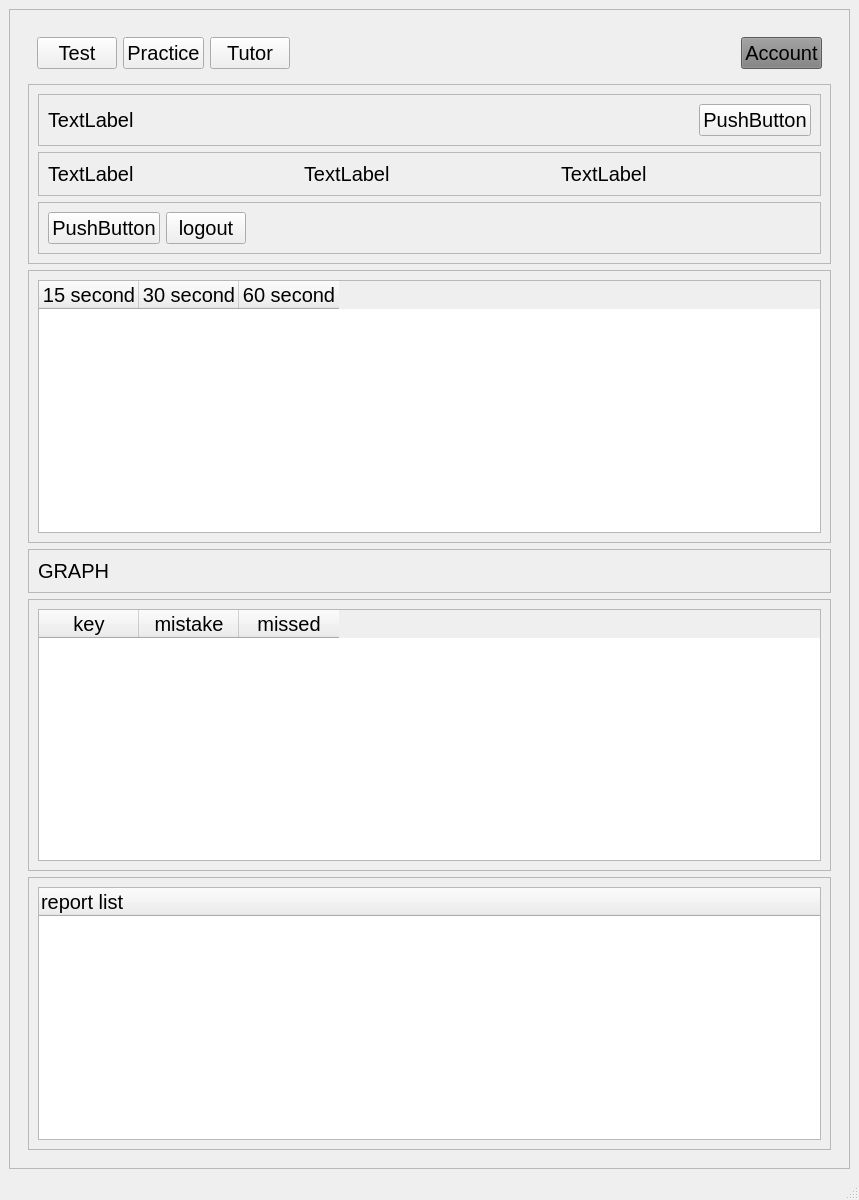
Old version of the form account.ui in the repository Prakash5209/typing_tutor.
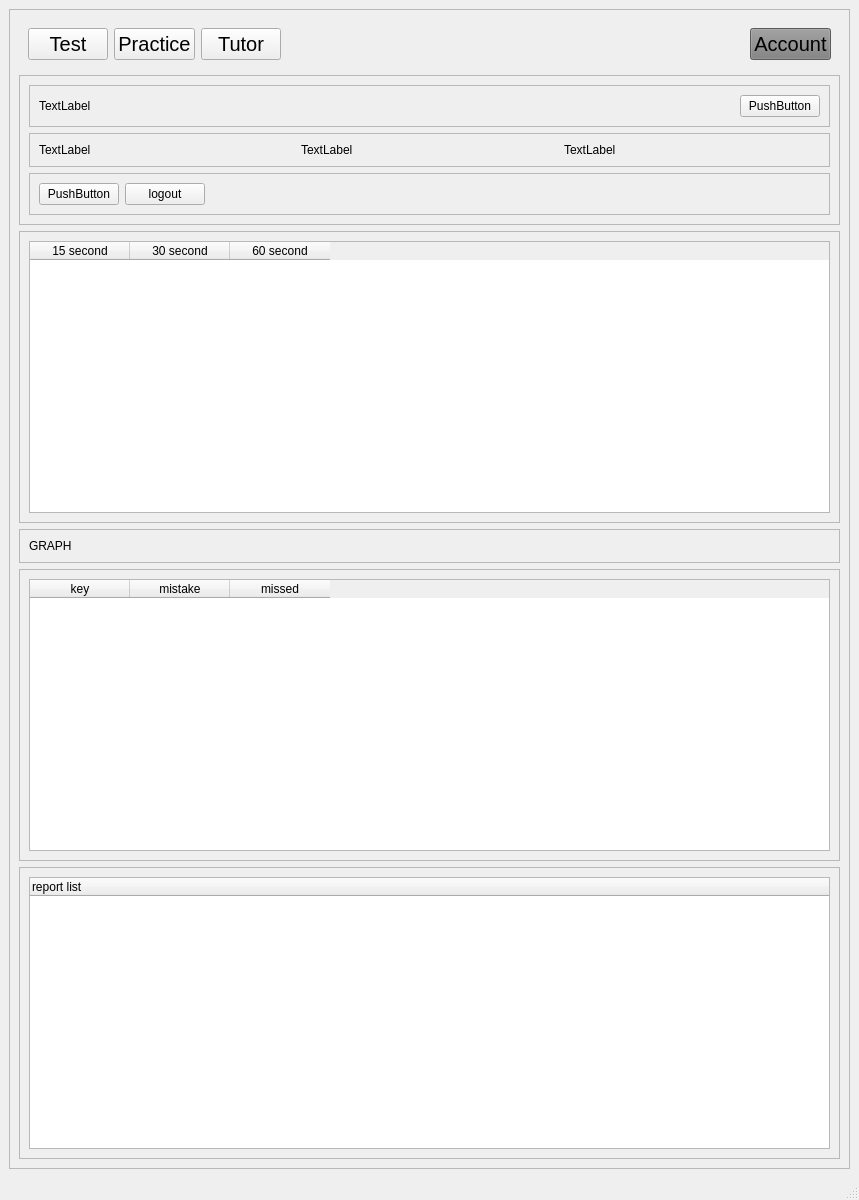
New version of the form.

```diff
--- a/account.ui
+++ b/account.ui
@@ -31,32 +31,6 @@
        </property>
        <layout class="QGridLayout" name="gridLayout">
         <item row="0" column="0">
-         <widget class="QFrame" name="frame_2">
-          <property name="sizePolicy">
-           <sizepolicy hsizetype="Preferred" vsizetype="Preferred">
-            <horstretch>0</horstretch>
-            <verstretch>0</verstretch>
-           </sizepolicy>
-          </property>
-          <property name="minimumSize">
-           <size>
-            <width>600</width>
-            <height>450</height>
-           </size>
-          </property>
-          <property name="font">
-           <font>
-            <pointsize>15</pointsize>
-           </font>
-          </property>
-          <property name="frameShape">
-           <enum>QFrame::NoFrame</enum>
-          </property>
-          <property name="frameShadow">
-           <enum>QFrame::Raised</enum>
-          </property>
-          <layout class="QGridLayout" name="gridLayout_8">
-           <item row="0" column="0">
             <widget class="QFrame" name="frame">
              <property name="sizePolicy">
               <sizepolicy hsizetype="Preferred" vsizetype="Preferred">
@@ -383,9 +357,6 @@
                   <string>report list</string>
                  </property>
                 </column>
-               </widget>
-              </item>
-             </layout>
             </widget>
            </item>
           </layout>
```
Lines whose indentation alone changed are shown as unchanged.
